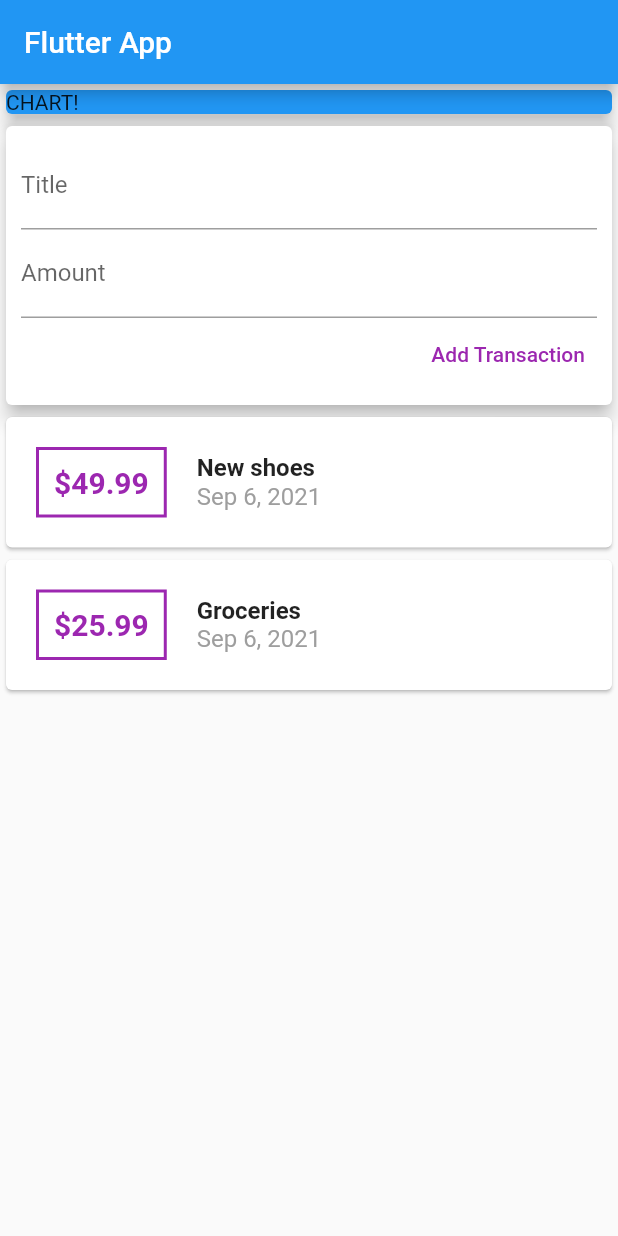
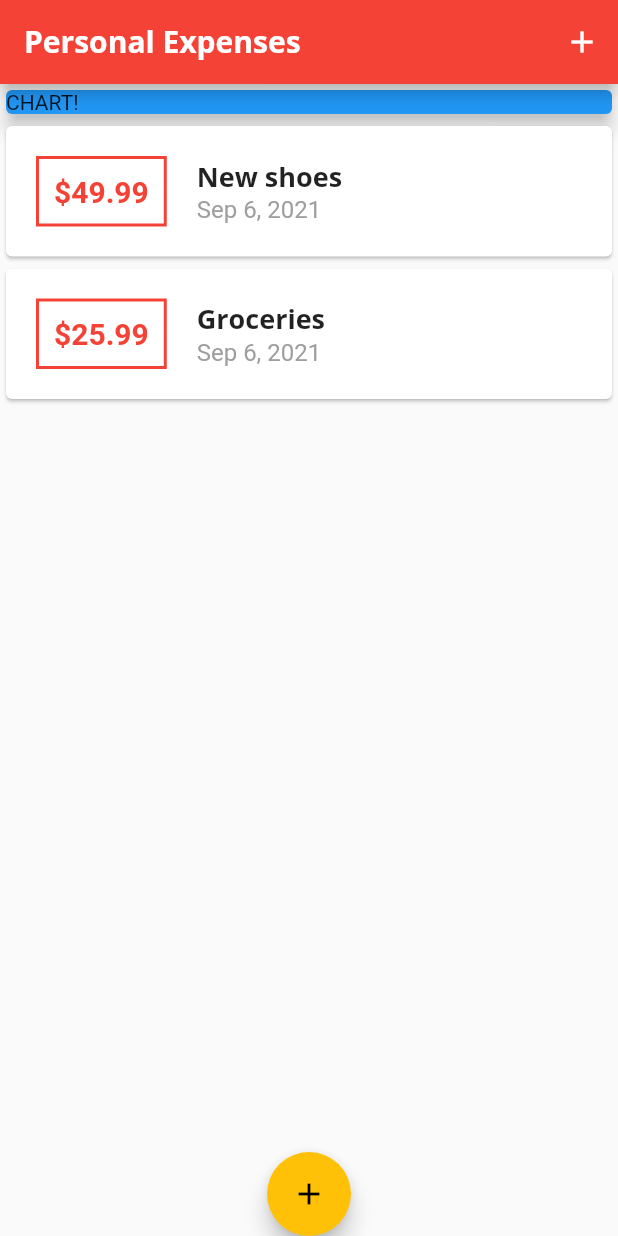
Before and after one commit to samawi/flutter_complete_guide_2, a Flutter app: the screen it shows after launch, on a phone screen of 412 x 824 dp. Run offline on Flutter 3.47's test engine with Material 2 defaults, Android fonts, the phone set to English and light mode, and no system bars.

Commit message:
added modal new transaction and theming

```diff
--- a/lib/main.dart
+++ b/lib/main.dart
@@ -1,5 +1,8 @@
 import 'package:flutter/material.dart';
-import 'package:flutter_complete_guide/widgets/user_transaction.dart';
+import 'package:flutter_complete_guide/widgets/new_transaction.dart';
+
+import 'model/transaction.dart';
+import 'widgets/transaction_list.dart';
 
 void main() => runApp(MyApp());
 
@@ -7,21 +10,94 @@
   @override
   Widget build(BuildContext context) {
     return MaterialApp(
-      title: 'Flutter App',
+      title: 'Personal Expenses',
+      theme: ThemeData(
+        primarySwatch: Colors.red,
+        accentColor: Colors.amber,
+        fontFamily: 'Quicksand',
+        textTheme: ThemeData.light().textTheme.copyWith(
+                headline6: TextStyle(
+              fontFamily: 'OpenSans',
+              fontWeight: FontWeight.bold,
+              fontSize: 18,
+            )),
+        appBarTheme: AppBarTheme(
+          textTheme: ThemeData.light().textTheme.copyWith(
+                headline6: TextStyle(
+                  fontFamily: 'OpenSans',
+                  fontSize: 20,
+                  fontWeight: FontWeight.bold,
+                ),
+              ),
+        ),
+      ),
       home: MyHomePage(),
     );
   }
 }
 
-class MyHomePage extends StatelessWidget {
-  final inputTitleController = TextEditingController();
-  final inputPriceController = TextEditingController();
+class MyHomePage extends StatefulWidget {
+  @override
+  _MyHomePageState createState() => _MyHomePageState();
+}
+
+class _MyHomePageState extends State<MyHomePage> {
+  final List<Transaction> _userTransactions = [
+    Transaction(
+      id: 't1',
+      title: 'New shoes',
+      price: 49.99,
+      date: DateTime.now(),
+    ),
+    Transaction(
+      id: 't2',
+      title: 'Groceries',
+      price: 25.99,
+      date: DateTime.now(),
+    ),
+  ];
+
+  void _addNewTransaction(String title, double price) {
+    final newTx = Transaction(
+      id: DateTime.now().toString(),
+      title: title,
+      price: price,
+      date: DateTime.now(),
+    );
+
+    setState(() {
+      _userTransactions.add(newTx);
+    });
+  }
+
+  void _startAddNewTransaction(BuildContext ctx) {
+    showModalBottomSheet(
+      context: ctx,
+      builder: (_) {
+        return GestureDetector(
+          onTap: () {},
+          child: NewTransaction(_addNewTransaction),
+          behavior: HitTestBehavior.opaque,
+        );
+      },
+    );
+  }
 
   @override
   Widget build(BuildContext context) {
     return Scaffold(
       appBar: AppBar(
-        title: Text('Flutter App'),
+        title: Text(
+          'Personal Expenses',
+        ),
+        actions: [
+          IconButton(
+            onPressed: () => _startAddNewTransaction(context),
+            icon: Icon(
+              Icons.add,
+            ),
+          )
+        ],
       ),
       body: SingleChildScrollView(
         child: Column(
@@ -36,10 +112,17 @@
                 elevation: 5,
               ),
             ),
-            UserTransaction(),
+            TransactionList(_userTransactions),
           ],
         ),
       ),
+      floatingActionButton: FloatingActionButton(
+        child: Icon(
+          Icons.add,
+        ),
+        onPressed: () => _startAddNewTransaction(context),
+      ),
+      floatingActionButtonLocation: FloatingActionButtonLocation.centerDocked,
     );
   }
 }
--- a/lib/widgets/transaction_list.dart
+++ b/lib/widgets/transaction_list.dart
@@ -23,17 +23,17 @@
                   ),
                   decoration: BoxDecoration(
                     border: Border.all(
-                      color: Colors.purple,
+                      color: Theme.of(context).primaryColor,
                       width: 2.0,
                     ),
                   ),
                   padding: EdgeInsets.all(10),
                   child: Text(
-                    '\$${_transactions[index].price}',
+                    '\$${_transactions[index].price.toStringAsFixed(2)}',
                     style: TextStyle(
                       fontWeight: FontWeight.bold,
                       fontSize: 20.0,
-                      color: Colors.purple,
+                      color: Theme.of(context).primaryColor,
                     ),
                   ),
                 ),
@@ -42,10 +42,7 @@
                   children: [
                     Text(
                       _transactions[index].title,
-                      style: TextStyle(
-                        fontSize: 16.0,
-                        fontWeight: FontWeight.bold,
-                      ),
+                      style: Theme.of(context).textTheme.headline6,
                     ),
                     Text(
                       DateFormat.yMMMd().format(_transactions[index].date),
--- a/lib/widgets/user_transaction.dart
+++ /dev/null
@@ -1,50 +0,0 @@
-import 'package:flutter/material.dart';
-import 'package:flutter_complete_guide/model/transaction.dart';
-
-import 'new_transaction.dart';
-import 'transaction_list.dart';
-
-class UserTransaction extends StatefulWidget {
-  @override
-  _UserTransactionState createState() => _UserTransactionState();
-}
-
-class _UserTransactionState extends State<UserTransaction> {
-  final List<Transaction> _userTransactions = [
-    Transaction(
-      id: 't1',
-      title: 'New shoes',
-      price: 49.99,
-      date: DateTime.now(),
-    ),
-    Transaction(
-      id: 't2',
-      title: 'Groceries',
-      price: 25.99,
-      date: DateTime.now(),
-    ),
-  ];
-
-  void _addNewTransaction(String title, double price) {
-    final newTx = Transaction(
-      id: DateTime.now().toString(),
-      title: title,
-      price: price,
-      date: DateTime.now(),
-    );
-
-    setState(() {
-      _userTransactions.add(newTx);
-    });
-  }
-
-  @override
-  Widget build(BuildContext context) {
-    return Column(
-      children: [
-        NewTransaction(_addNewTransaction),
-        TransactionList(_userTransactions),
-      ],
-    );
-  }
-}
```
Also changed, not shown: lib/widgets/new_transaction.dart (+28 -14 lines), pubspec.yaml (+11 -8 lines), assets/fonts/OpenSans-Bold.ttf (added), assets/fonts/OpenSans-Regular.ttf (added), assets/fonts/Quicksand-Bold.ttf (added), assets/fonts/Quicksand-Light.ttf (added), assets/fonts/Quicksand-Medium.ttf (added), assets/fonts/Quicksand-Regular.ttf (added).
